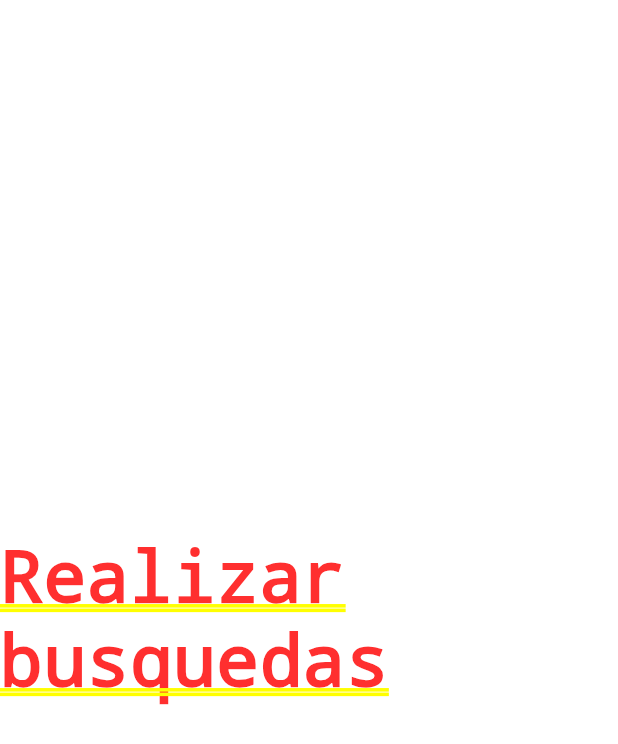
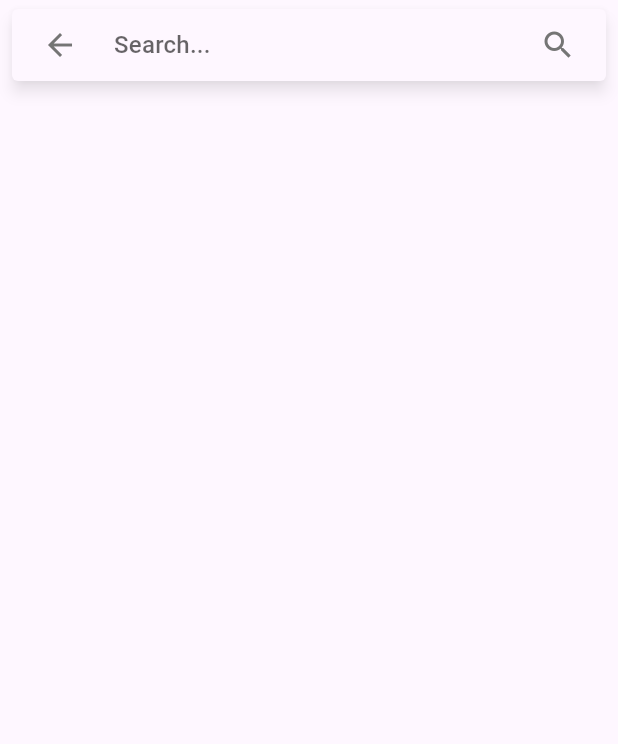
Before and after one commit to Jhonproyec/weather_app, a Flutter app: the screen it shows after launch, after a tap on an icon or button, on a phone screen of 412 x 824 dp. Shown: the top 744 px of the screen. Run offline on Flutter 3.47's test engine with Material 3 defaults, Android fonts, the light colour scheme and no system bars; our stand-ins replace font_awesome_flutter, material_floating_search_bar_2.

Commit message:
Pantalla de busqueda

```diff
--- a/lib/pages/search_cities.dart
+++ b/lib/pages/search_cities.dart
@@ -1,10 +1,21 @@
 import 'package:flutter/material.dart';
+import 'package:material_floating_search_bar_2/material_floating_search_bar_2.dart';
 
 class SearchCities extends StatelessWidget {
   const SearchCities({super.key});
 
   @override
   Widget build(BuildContext context) {
-    return Center(child: Text("Realizar busquedas"),);
+    List cities = [];
+    FloatingSearchBarController _controller = FloatingSearchBarController();
+    return Scaffold(
+      resizeToAvoidBottomInset: false,
+      body: FloatingSearchBar(
+        controller: _controller,
+        builder: (context, index){
+          return Text("Hola mundo");
+        }
+      )
+    );
   }
 }
```
